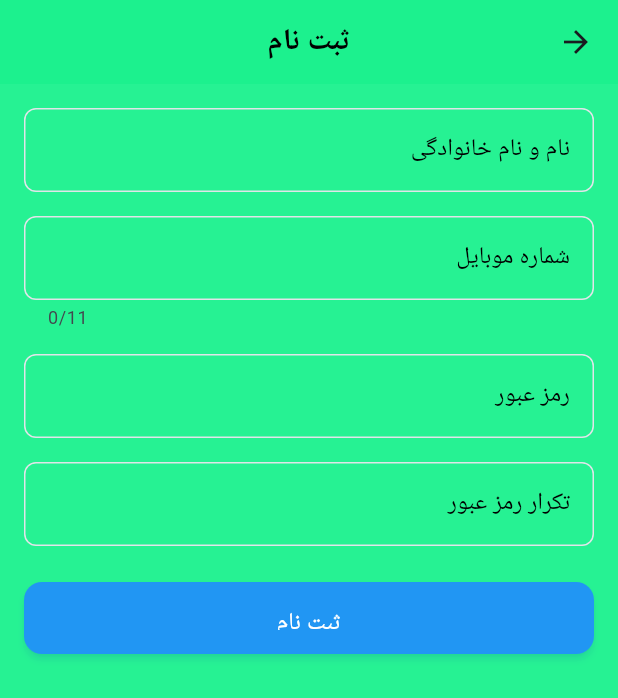
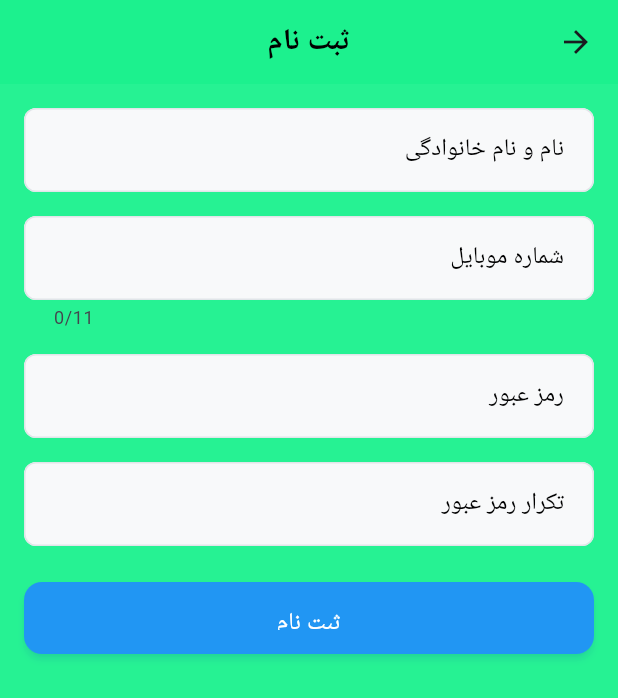
Before and after one commit to haman13/arda_shop, a Flutter app: the RegisterPage screen opened directly, on a phone screen of 412 x 824 dp. Shown: the top 698 px of the screen. Run offline on Flutter 3.47's test engine with Material 3 defaults, Android fonts, the phone set to English and light mode, and no system bars; our stand-ins replace flutter_bloc, image_picker, shamsi_date, shared_preferences, supabase_flutter; accounts and stored records are empty; Roboto replaces fonts that are missing (Vazirmatn).

Commit message:
update web

```diff
--- a/lib/main.dart
+++ b/lib/main.dart
@@ -90,6 +90,7 @@ class _AuthWrapperState extends State<AuthWrapper> {
   void initState() {
     super.initState();
     _checkUserStatus();
+
   }
 
   Future<void> _checkUserStatus() async {
--- a/lib/theme.dart
+++ b/lib/theme.dart
@@ -677,6 +677,9 @@ class AppInputDecorations {
         borderRadius: AppBorderRadius.medium,
         borderSide: BorderSide(color: AppColors.primaryBlue, width: 2),
       ),
+      filled: true,
+      fillColor: AppColors.searchFieldBackground,
+      contentPadding: const EdgeInsets.symmetric(horizontal: 16, vertical: 16),
     );
   }
 
```
